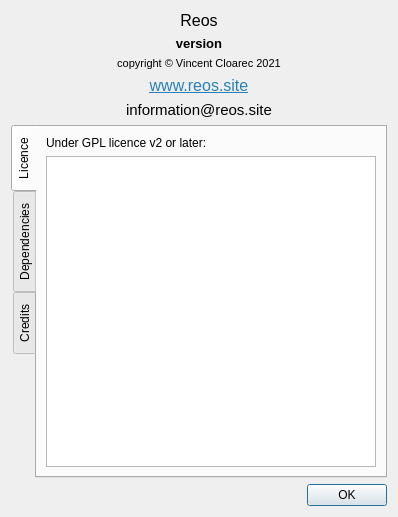
The window that src/ui/reosaboutwidget.ui (vcloarec/ReosProject) describes before a commit, drawn with Qt 5.
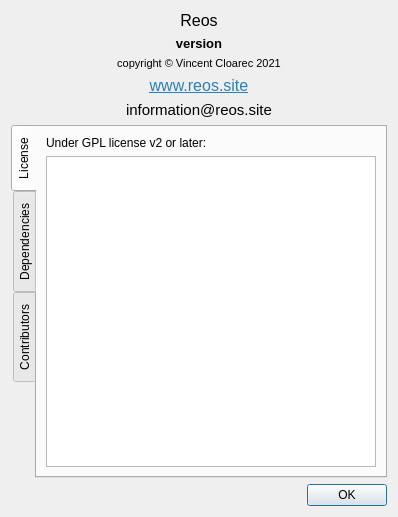
The same window after the commit.

```diff
--- a/src/ui/reosaboutwidget.ui
+++ b/src/ui/reosaboutwidget.ui
@@ -140,13 +140,13 @@
      </property>
      <widget class="QWidget" name="tab">
       <attribute name="title">
-       <string>Licence</string>
+       <string>License</string>
       </attribute>
       <layout class="QVBoxLayout" name="verticalLayout_2">
        <item>
         <widget class="QLabel" name="label_4">
          <property name="text">
-          <string>Under GPL licence v2 or later:</string>
+          <string>Under GPL license v2 or later:</string>
          </property>
         </widget>
        </item>
@@ -197,7 +197,7 @@
      </widget>
      <widget class="QWidget" name="tab_3">
       <attribute name="title">
-       <string>Credits</string>
+       <string>Contributors</string>
       </attribute>
       <layout class="QVBoxLayout" name="verticalLayout_4" stretch="1,1,1,0">
        <item>
```
